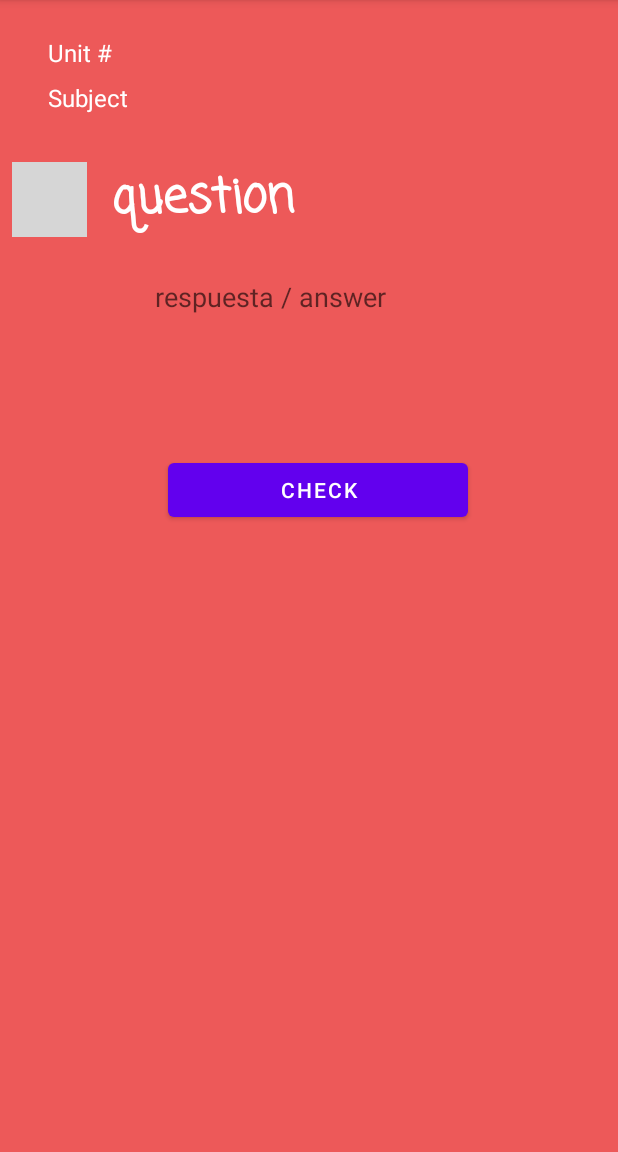
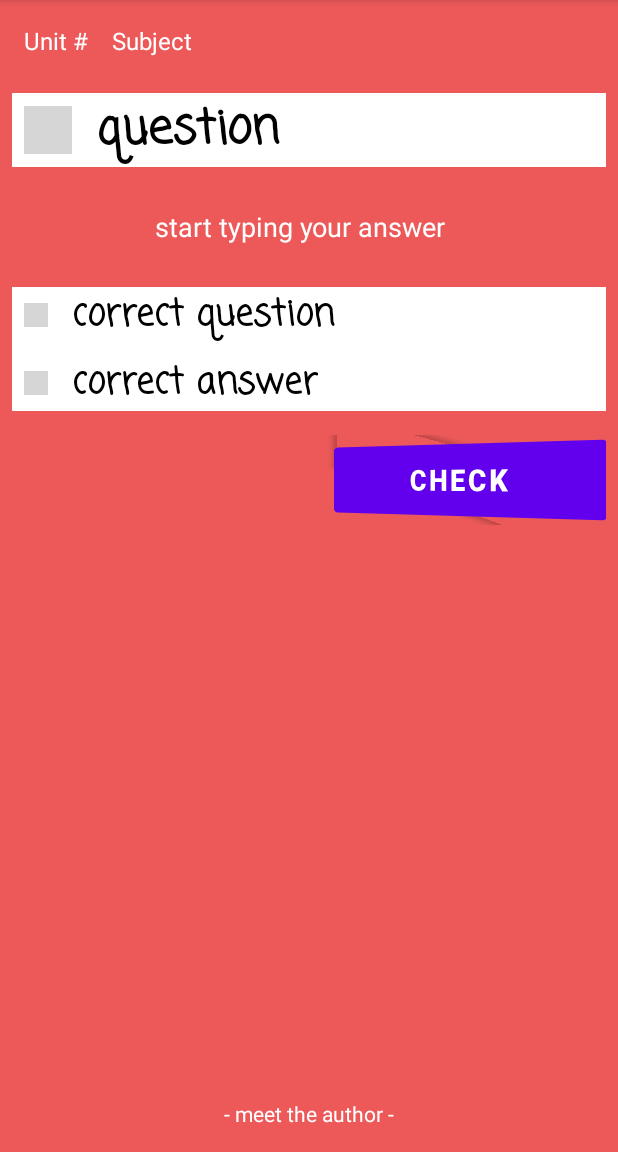
Before and after one commit to MiguelAngelCifredo/EnglishVocabulary, an Android app: the screen it shows after launch (MainActivity), on a phone screen of 412 x 824 dp, the part 84-1236 px from its top. Run offline under Robolectric (Android 15) with nearby library versions, the phone set to English and light mode, and no system bars; our stand-ins replace Volley; network calls fail; 1 statement that could not run was skipped; grey boxes are pictures that could not be loaded.

Commit message:
adding flags to answer and sounds effects

```diff
--- a/app/src/main/java/com/kompassaviacion/englishvocabulary/MainActivity.java
+++ b/app/src/main/java/com/kompassaviacion/englishvocabulary/MainActivity.java
@@ -1,5 +1,7 @@
 package com.kompassaviacion.englishvocabulary;
 
+import android.content.Intent;
+import android.net.Uri;
 import android.os.Bundle;
 import android.view.Menu;
 import android.view.MenuItem;
@@ -17,16 +19,26 @@ import com.kompassaviacion.englishvocabulary.ctrl.Game;
 
 public class MainActivity extends AppCompatActivity {
 
+    public static AppCompatActivity main;
+
     public static EditText txtIntent;
     public static TextView lblResult;
     public static TextView lblQuest;
     public static TextView lblUnit;
     public static TextView lblSubject;
+
     public static ImageView imgFlag;
+    public static ImageView imgFlagQuestion;
+    public static ImageView imgFlagAnswer;
+
+    public static TextView lblCorrectQuestion;
+    public static TextView lblCorrectAnswer;
 
     @Override
     protected void onCreate(Bundle savedInstanceState) {
         super.onCreate(savedInstanceState);
+        main = this;
+
         setContentView(R.layout.activity_main);
 
         lblUnit = findViewById(R.id.lblUnit);
@@ -34,7 +46,12 @@ public class MainActivity extends AppCompatActivity {
         lblQuest = findViewById(R.id.lblQuest);
         txtIntent = findViewById(R.id.txtIntent);
         lblResult = findViewById(R.id.lblResult);
+        lblCorrectQuestion = findViewById(R.id.lblCorrectQuestion);
+        lblCorrectAnswer = findViewById(R.id.lblCorrectAnswer);
+
         imgFlag = findViewById(R.id.imgFlag);
+        imgFlagQuestion = findViewById(R.id.imgFlagQuestion);
+        imgFlagAnswer = findViewById(R.id.imgFlagAnswer);
 
         String url = "https://kompassaviacion.com/english/vocabulary.txt";
         StringRequest stringRequest = new StringRequest(Request.Method.GET, url,
@@ -47,6 +64,11 @@ public class MainActivity extends AppCompatActivity {
         Volley.newRequestQueue(this).add(stringRequest);
 
         findViewById(R.id.btnCheck).setOnClickListener(v -> Game.check());
+
+        findViewById(R.id.lblMeetMe).setOnClickListener(v-> {
+            Intent i = new Intent(Intent.ACTION_VIEW, Uri.parse("https://www.linkedin.com/in/miguelangelcifredo/"));
+            startActivity(i);
+        });
 
     }
 
--- a/app/src/main/java/com/kompassaviacion/englishvocabulary/ctrl/Game.java
+++ b/app/src/main/java/com/kompassaviacion/englishvocabulary/ctrl/Game.java
@@ -1,6 +1,6 @@
 package com.kompassaviacion.englishvocabulary.ctrl;
 
-import android.widget.Toast;
+import android.media.MediaPlayer;
 
 import com.kompassaviacion.englishvocabulary.MainActivity;
 import com.kompassaviacion.englishvocabulary.R;
@@ -15,6 +15,7 @@ public class Game {
     private static int languageMode = 0;
     private static boolean deleteCorrects = false;
     private static String answerCorrect;
+    private static int languageQuestion = 0;
 
     private static final boolean[] unit = new boolean[10];
 
@@ -43,6 +44,7 @@ public class Game {
         if (lq == 0) {
             lq = new Random().nextInt(2) + 1;
         }
+        languageQuestion = lq;
         if (lq == 1) {
             q = vocabulary.get(numQuestion).getEnglishTerm();
             answerCorrect = vocabulary.get(numQuestion).getSpanishTerm();
@@ -100,7 +102,6 @@ public class Game {
         boolean esValido;
         do {
             numQuestion = new Random().nextInt(vocabulary.size() - 1) + 1;
-            esValido = false;
             if (getUnitVisibility(0))
                 esValido = true;
             else
@@ -115,20 +116,32 @@ public class Game {
         String texto = "";
         if (intent.equals(correct)) {
             texto = "CORRECT !";
+            MediaPlayer mPlayer = MediaPlayer.create(MainActivity.main, R.raw.correct);
+            mPlayer.start();
             if (getDeleteCorrects()) {
                 vocabulary.remove(numQuestion);
             }
         } else {
             if (intent.length() > 0) {
-                texto = "ERROR\n";
+                texto = "ERROR";
+                MediaPlayer mPlayer = MediaPlayer.create(MainActivity.main, R.raw.fallo);
+                mPlayer.start();
             }
-            texto += question + " : " + correct;
         }
         MainActivity.txtIntent.setText("");
         MainActivity.lblResult.setText(texto);
 
+        if(languageQuestion == 1) {
+            MainActivity.imgFlagQuestion.setImageResource(R.drawable.flag_uk);
+            MainActivity.imgFlagAnswer.setImageResource(R.drawable.flag_spain);
+        } else {
+            MainActivity.imgFlagQuestion.setImageResource(R.drawable.flag_spain);
+            MainActivity.imgFlagAnswer.setImageResource(R.drawable.flag_uk);
+        }
+        MainActivity.lblCorrectQuestion.setText(question);
+        MainActivity.lblCorrectAnswer.setText(correct);
+
         playNewTerm();
-
     }
 
     public static void playNewTerm() {
--- a/app/src/main/res/layout/activity_main.xml
+++ b/app/src/main/res/layout/activity_main.xml
@@ -7,81 +7,12 @@
     android:background="#ED5959"
     tools:context=".MainActivity">
 
-    <EditText
-        android:id="@+id/txtIntent"
-        android:layout_width="wrap_content"
-        android:layout_height="wrap_content"
-        android:layout_marginTop="16dp"
-        android:ems="10"
-        android:hint="respuesta / answer"
-        android:inputType="textPersonName"
-        android:minHeight="48dp"
-        android:textColor="@color/white"
-        app:layout_constraintEnd_toEndOf="parent"
-        app:layout_constraintStart_toStartOf="parent"
-        app:layout_constraintTop_toBottomOf="@+id/linearLayout" />
-
-    <LinearLayout
-        android:id="@+id/linearLayout"
-        android:layout_width="match_parent"
-        android:layout_height="wrap_content"
-        android:layout_marginTop="32dp"
-        android:orientation="horizontal"
-        app:layout_constraintEnd_toEndOf="parent"
-        app:layout_constraintStart_toStartOf="parent"
-        app:layout_constraintTop_toBottomOf="@+id/lblSubject">
-
-        <ImageView
-            android:id="@+id/imgFlag"
-            android:layout_width="50dp"
-            android:layout_height="50dp"
-            android:layout_marginStart="8dp"
-            app:srcCompat="@drawable/flag_uk" />
-
-        <TextView
-            android:id="@+id/lblQuest"
-            android:layout_width="wrap_content"
-            android:layout_height="wrap_content"
-            android:layout_gravity="center_horizontal"
-            android:layout_marginStart="16dp"
-            android:fontFamily="casual"
-            android:gravity="center_horizontal"
-            android:text="question"
-            android:textColor="@color/white"
-            android:textSize="32sp"
-            android:textStyle="bold" />
-
-    </LinearLayout>
-
-    <Button
-        android:id="@+id/btnCheck"
-        android:layout_width="200dp"
-        android:layout_height="wrap_content"
-        android:layout_marginTop="24dp"
-        android:text="CHECK"
-        app:layout_constraintEnd_toEndOf="parent"
-        app:layout_constraintHorizontal_bias="0.529"
-        app:layout_constraintStart_toStartOf="parent"
-        app:layout_constraintTop_toBottomOf="@+id/lblResult" />
-
-    <TextView
-        android:id="@+id/lblResult"
-        android:layout_width="wrap_content"
-        android:layout_height="wrap_content"
-        android:layout_marginTop="24dp"
-        android:gravity="center_horizontal"
-        android:textColor="@color/white"
-        android:textSize="24sp"
-        app:layout_constraintEnd_toEndOf="parent"
-        app:layout_constraintStart_toStartOf="parent"
-        app:layout_constraintTop_toBottomOf="@+id/txtIntent" />
-
     <TextView
         android:id="@+id/lblUnit"
         android:layout_width="wrap_content"
         android:layout_height="wrap_content"
-        android:layout_marginStart="32dp"
-        android:layout_marginTop="24dp"
+        android:layout_marginStart="16dp"
+        android:layout_marginTop="16dp"
         android:text="Unit #"
         android:textColor="@color/white"
         android:textSize="16sp"
@@ -92,12 +23,179 @@
         android:id="@+id/lblSubject"
         android:layout_width="wrap_content"
         android:layout_height="wrap_content"
-        android:layout_marginStart="32dp"
-        android:layout_marginTop="8dp"
+        android:layout_marginStart="16dp"
+        android:layout_marginTop="16dp"
         android:text="Subject"
         android:textColor="@color/white"
         android:textSize="16sp"
+        app:layout_constraintStart_toEndOf="@+id/lblUnit"
+        app:layout_constraintTop_toTopOf="parent" />
+
+    <LinearLayout
+        android:id="@+id/linearLayoutQuestion"
+        android:layout_width="match_parent"
+        android:layout_height="wrap_content"
+        android:layout_marginHorizontal="8dp"
+        android:layout_marginTop="24dp"
+        android:background="@color/white"
+        android:orientation="horizontal"
+        app:layout_constraintEnd_toEndOf="parent"
         app:layout_constraintStart_toStartOf="parent"
-        app:layout_constraintTop_toBottomOf="@+id/lblUnit" />
+        app:layout_constraintTop_toBottomOf="@+id/lblSubject">
+
+        <ImageView
+            android:id="@+id/imgFlag"
+            android:layout_width="32dp"
+            android:layout_height="32dp"
+            android:layout_gravity="center_vertical"
+            android:layout_marginStart="8dp"
+            app:srcCompat="@drawable/flag_uk" />
+
+        <TextView
+            android:id="@+id/lblQuest"
+            android:layout_width="wrap_content"
+            android:layout_height="wrap_content"
+            android:layout_marginStart="16dp"
+            android:fontFamily="casual"
+            android:text="question"
+            android:textColor="@color/black"
+            android:textSize="32sp"
+            android:textStyle="bold" />
+
+    </LinearLayout>
+
+    <EditText
+        android:id="@+id/txtIntent"
+        android:layout_width="wrap_content"
+        android:layout_height="wrap_content"
+        android:layout_marginTop="16dp"
+        android:ems="10"
+        android:hint="start typing your answer"
+        android:inputType="textPersonName"
+        android:minHeight="48dp"
+        android:textColor="@color/white"
+        android:textColorHint="@color/white"
+        app:layout_constraintEnd_toEndOf="parent"
+        app:layout_constraintStart_toStartOf="parent"
+        app:layout_constraintTop_toBottomOf="@+id/linearLayoutQuestion" />
+
+    <LinearLayout
+        android:id="@+id/linearLayoutResult"
+        android:layout_width="match_parent"
+        android:layout_height="wrap_content"
+        android:layout_marginHorizontal="8dp"
+        android:layout_marginTop="16dp"
+        android:background="@color/white"
+        android:orientation="vertical"
+        app:layout_constraintEnd_toEndOf="parent"
+        app:layout_constraintStart_toStartOf="parent"
+        app:layout_constraintTop_toBottomOf="@+id/txtIntent">
+
+        <LinearLayout
+            android:id="@+id/lLCorrectQuestion"
+            android:layout_width="match_parent"
+            android:layout_height="wrap_content"
+            android:orientation="horizontal"
+            app:layout_constraintEnd_toEndOf="parent"
+            app:layout_constraintStart_toStartOf="parent"
+            app:layout_constraintTop_toBottomOf="@+id/lblSubject">
+
+            <ImageView
+                android:id="@+id/imgFlagQuestion"
+                android:layout_width="16dp"
+                android:layout_height="16dp"
+                android:layout_gravity="center_vertical"
+                android:layout_marginStart="8dp"
+                app:srcCompat="@drawable/flag_uk" />
+
+            <TextView
+                android:id="@+id/lblCorrectQuestion"
+                android:layout_width="wrap_content"
+                android:layout_height="wrap_content"
+                android:layout_marginStart="16dp"
+                android:fontFamily="casual"
+                android:gravity="start"
+                android:text="correct question"
+                android:textColor="@color/black"
+                android:textSize="24sp"
+                android:textStyle="bold" />
+
+        </LinearLayout>
+
+        <LinearLayout
+            android:id="@+id/lLCorrectAnswer"
+            android:layout_width="match_parent"
+            android:layout_height="wrap_content"
+            android:layout_marginTop="8dp"
+            android:orientation="horizontal"
+            app:layout_constraintEnd_toEndOf="parent"
+            app:layout_constraintStart_toStartOf="parent"
+            app:layout_constraintTop_toBottomOf="@+id/lblSubject">
+
+            <ImageView
+                android:id="@+id/imgFlagAnswer"
+                android:layout_width="16dp"
+                android:layout_height="16dp"
+                android:layout_gravity="center_vertical"
+                android:layout_marginStart="8dp"
+                app:srcCompat="@drawable/flag_uk" />
+
+            <TextView
+                android:id="@+id/lblCorrectAnswer"
+                android:layout_width="wrap_content"
+                android:layout_height="wrap_content"
+                android:layout_marginStart="16dp"
+                android:fontFamily="casual"
+                android:gravity="start"
+                android:text="correct answer"
+                android:textColor="@color/black"
+                android:textSize="24sp"
+                android:textStyle="bold" />
+
+        </LinearLayout>
+    </LinearLayout>
+
+    <LinearLayout
+        android:id="@+id/linearLayoutCkeck"
+        android:layout_width="match_parent"
+        android:layout_height="wrap_content"
+        android:layout_marginHorizontal="8dp"
+        android:layout_marginTop="16dp"
+        android:gravity="right"
+        android:orientation="horizontal"
+        app:layout_constraintEnd_toEndOf="parent"
+        app:layout_constraintStart_toStartOf="parent"
+        app:layout_constraintTop_toBottomOf="@+id/linearLayoutResult">
+
+        <TextView
+            android:id="@+id/lblResult"
+            android:layout_width="wrap_content"
+            android:layout_height="wrap_content"
+            android:layout_marginEnd="12dp"
+            android:textColor="@color/white"
+            android:textSize="24sp"
+            android:textStyle="bold" />
+
+        <Button
+            android:id="@+id/btnCheck"
+            android:layout_width="200dp"
+            android:layout_height="60dp"
+            android:rotationY="-25"
+            android:text="CHECK"
+            android:textSize="20sp"
+            android:textStyle="bold" />
+
+    </LinearLayout>
+
+    <TextView
+        android:id="@+id/lblMeetMe"
+        android:layout_width="wrap_content"
+        android:layout_height="wrap_content"
+        android:layout_marginBottom="16dp"
+        android:text="- meet the author -"
+        android:textColor="@color/white"
+        app:layout_constraintBottom_toBottomOf="parent"
+        app:layout_constraintEnd_toEndOf="parent"
+        app:layout_constraintStart_toStartOf="parent" />
 
 </androidx.constraintlayout.widget.ConstraintLayout>
```
Also changed, not shown: 2 other files.
